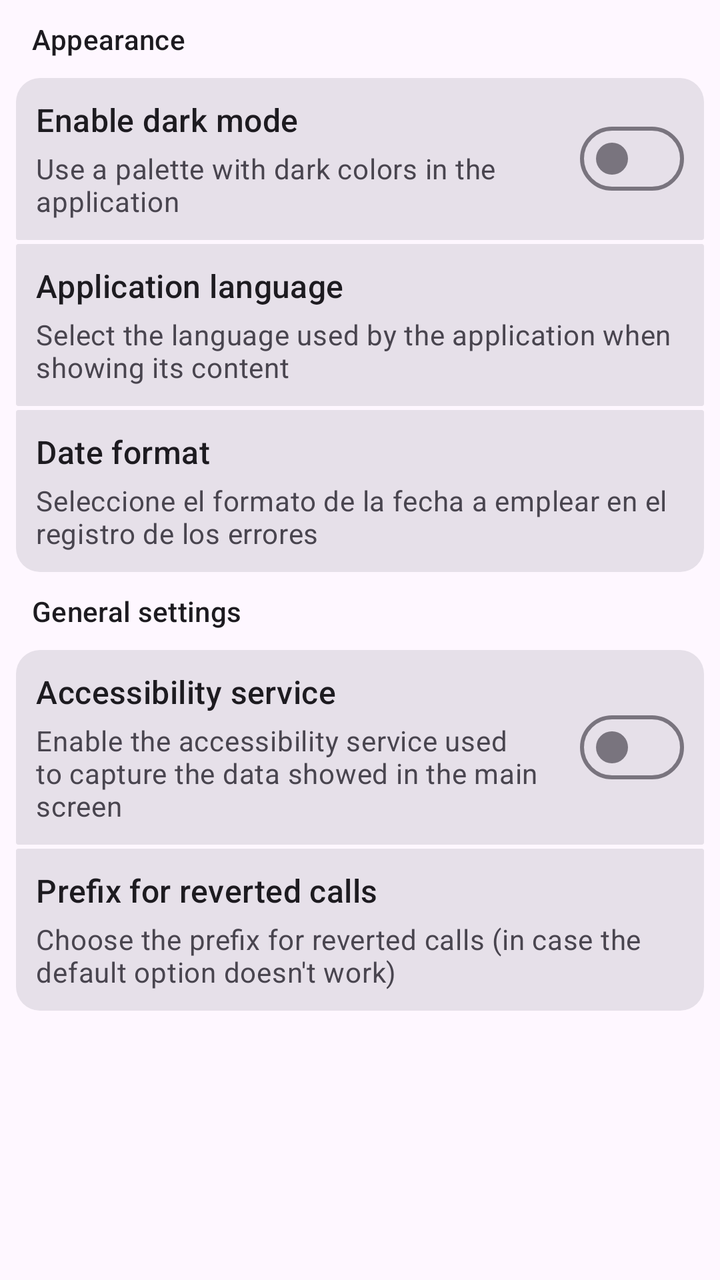
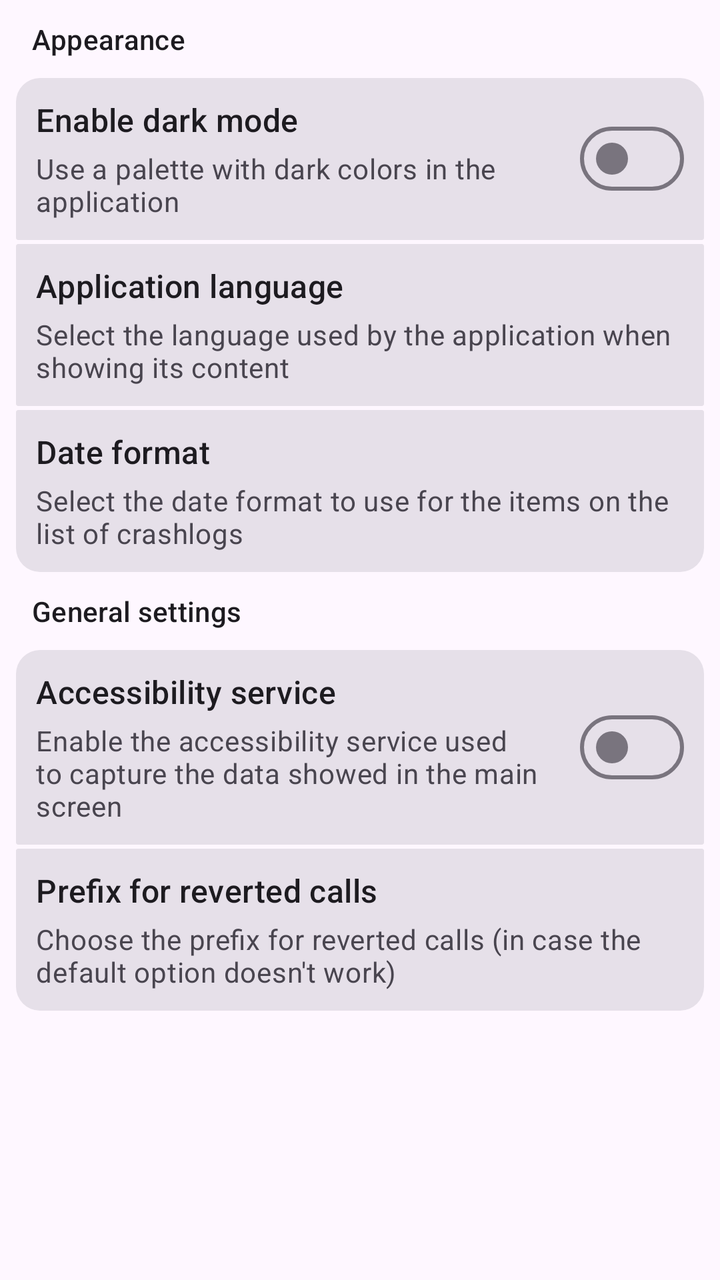

Before-and-after screenshots of an Android layout around one commit, followed by the original layout XML and the change that was made.
<!-- AndroidManifest.xml: application theme Theme.STK -->
<!-- res/layout/settings_fragment.xml -->
<?xml version="1.0" encoding="utf-8"?>
<layout
    xmlns:android="http://schemas.android.com/apk/res/android"
    xmlns:app="http://schemas.android.com/apk/res-auto">

    <androidx.core.widget.NestedScrollView
        android:layout_width="match_parent"
        android:layout_height="match_parent">

        <LinearLayout
            android:layout_width="match_parent"
            android:layout_height="match_parent"
            android:orientation="vertical"
            android:padding="8dp">

            <LinearLayout
                android:layout_width="match_parent"
                android:layout_height="wrap_content"
                android:orientation="vertical">

                <TextView
                    android:layout_width="match_parent"
                    android:layout_height="wrap_content"
                    android:layout_marginStart="8dp"
                    android:layout_marginTop="2dp"
                    android:layout_marginBottom="10dp"
                    android:text="@string/appearance_settings_section_header"
                    android:textAppearance="@style/TextAppearance.Material3.TitleSmall" />

                <com.google.android.material.card.MaterialCardView
                    android:layout_width="match_parent"
                    android:layout_height="wrap_content"
                    app:cardBackgroundColor="?colorSurface"
                    app:cardCornerRadius="12dp"
                    app:cardElevation="0dp"
                    app:contentPadding="0dp"
                    app:strokeWidth="0dp">

                    <LinearLayout
                        android:layout_width="match_parent"
                        android:layout_height="wrap_content"
                        android:orientation="vertical">

                        <com.google.android.material.card.MaterialCardView
                            android:id="@+id/theme_toggle_card"
                            android:layout_width="match_parent"
                            android:layout_height="wrap_content"
                            android:layout_marginBottom="2dp"
                            android:clickable="true"
                            android:focusable="true"
                            app:cardBackgroundColor="?attr/colorSurfaceContainerHighest"
                            app:cardCornerRadius="1dp"
                            app:cardElevation="0dp"
                            app:contentPadding="10dp"
                            app:strokeWidth="0dp">

                            <RelativeLayout
                                android:layout_width="match_parent"
                                android:layout_height="wrap_content">

                                <com.google.android.material.materialswitch.MaterialSwitch
                                    android:id="@+id/theme_toggle_switch"
                                    android:layout_width="wrap_content"
                                    android:layout_height="wrap_content"
                                    android:layout_alignParentEnd="true"
                                    android:layout_centerVertical="true"
                                    android:layout_marginStart="5dp"
                                    android:clickable="false"
                                    android:focusable="false" />

                                <TextView
                                    android:id="@+id/theme_toggle_card_header"
                                    android:layout_width="wrap_content"
                                    android:layout_height="wrap_content"
                                    android:layout_alignParentStart="true"
                                    android:layout_toStartOf="@id/theme_toggle_switch"
                                    android:singleLine="true"
                                    android:text="@string/theme_toggle_card_title"
                                    android:textAppearance="@style/TextAppearance.Material3.TitleMedium" />

                                <TextView
                                    android:id="@+id/theme_toggle_card_description"
                                    android:layout_width="wrap_content"
                                    android:layout_height="wrap_content"
                                    android:layout_below="@id/theme_toggle_card_header"
                                    android:layout_alignParentStart="true"
                                    android:layout_marginTop="4dp"
                                    android:layout_toStartOf="@id/theme_toggle_switch"
                                    android:text="@string/theme_toggle_card_description"
                                    android:textAppearance="@style/TextAppearance.Material3.BodyMedium"
                                    android:textColor="?android:attr/textColorSecondary" />
                            </RelativeLayout>
                        </com.google.android.material.card.MaterialCardView>

                        <com.google.android.material.card.MaterialCardView
                            android:id="@+id/language_picker_card"
                            android:layout_width="match_parent"
                            android:layout_height="wrap_content"
                            android:layout_marginBottom="2dp"
                            android:clickable="true"
                            android:focusable="true"
                            app:cardBackgroundColor="?attr/colorSurfaceContainerHighest"
                            app:cardCornerRadius="1dp"
                            app:cardElevation="0dp"
                            app:contentPadding="10dp"
                            app:strokeWidth="0dp">

                            <LinearLayout
                                android:layout_width="match_parent"
                                android:layout_height="wrap_content"
                                android:orientation="vertical">

                                <TextView
                                    android:layout_width="match_parent"
                                    android:layout_height="wrap_content"
                                    android:singleLine="true"
                                    android:text="@string/language_picker_card_title"
                                    android:textAppearance="@style/TextAppearance.Material3.TitleMedium" />

                                <TextView
                                    android:layout_width="match_parent"
                                    android:layout_height="wrap_content"
                                    android:layout_marginTop="4dp"
                                    android:text="@string/language_picker_card_description"
                                    android:textAppearance="@style/TextAppearance.Material3.BodyMedium"
                                    android:textColor="?android:attr/textColorSecondary" />
                            </LinearLayout>
                        </com.google.android.material.card.MaterialCardView>

                        <com.google.android.material.card.MaterialCardView
                            android:id="@+id/date_format_picker_card"
                            android:layout_width="match_parent"
                            android:layout_height="wrap_content"
                            android:clickable="true"
                            android:focusable="true"
                            app:cardBackgroundColor="?attr/colorSurfaceContainerHighest"
                            app:cardCornerRadius="1dp"
                            app:cardElevation="0dp"
                            app:contentPadding="10dp"
                            app:strokeWidth="0dp">

                            <LinearLayout
                                android:layout_width="match_parent"
                                android:layout_height="wrap_content"
                                android:orientation="vertical">

                                <TextView
                                    android:layout_width="match_parent"
                                    android:layout_height="wrap_content"
                                    android:singleLine="true"
                                    android:text="Date format"
                                    android:textAppearance="@style/TextAppearance.Material3.TitleMedium" />

                                <TextView
                                    android:layout_width="match_parent"
                                    android:layout_height="wrap_content"
                                    android:layout_marginTop="4dp"
                                    android:text="Seleccione el formato de la fecha a emplear en el registro de los errores"
                                    android:textAppearance="@style/TextAppearance.Material3.BodyMedium"
                                    android:textColor="?android:attr/textColorSecondary" />
                            </LinearLayout>
                        </com.google.android.material.card.MaterialCardView>
                    </LinearLayout>
                </com.google.android.material.card.MaterialCardView>
            </LinearLayout>

            <LinearLayout
                android:layout_width="match_parent"
                android:layout_height="wrap_content"
                android:orientation="vertical">

                <TextView
                    android:layout_width="match_parent"
                    android:layout_height="wrap_content"
                    android:layout_marginStart="8dp"
                    android:layout_marginTop="10dp"
                    android:layout_marginBottom="10dp"
                    android:text="@string/general_settings_section_header"
                    android:textAppearance="@style/TextAppearance.Material3.TitleSmall" />

                <com.google.android.material.card.MaterialCardView
                    android:layout_width="match_parent"
                    android:layout_height="wrap_content"
                    app:cardBackgroundColor="?colorSurface"
                    app:cardCornerRadius="12dp"
                    app:cardElevation="0dp"
                    app:contentPadding="0dp"
                    app:strokeWidth="0dp">

                    <LinearLayout
                        android:layout_width="match_parent"
                        android:layout_height="wrap_content"
                        android:orientation="vertical">

                        <com.google.android.material.card.MaterialCardView
                            android:id="@+id/accessibility_service_switch_card"
                            android:layout_width="match_parent"
                            android:layout_height="wrap_content"
                            android:layout_marginBottom="2dp"
                            android:clickable="true"
                            android:focusable="true"
                            app:cardBackgroundColor="?attr/colorSurfaceContainerHighest"
                            app:cardCornerRadius="1dp"
                            app:cardElevation="0dp"
                            app:contentPadding="10dp"
                            app:strokeWidth="0dp">

                            <RelativeLayout
                                android:layout_width="match_parent"
                                android:layout_height="wrap_content">

                                <com.google.android.material.materialswitch.MaterialSwitch
                                    android:id="@+id/accessibility_service_switch"
                                    android:layout_width="wrap_content"
                                    android:layout_height="wrap_content"
                                    android:layout_alignParentEnd="true"
                                    android:layout_centerVertical="true"
                                    android:layout_marginStart="5dp"
                                    android:clickable="false"
                                    android:focusable="false" />

                                <TextView
                                    android:id="@+id/accessibility_service_toggle_card_header"
                                    android:layout_width="wrap_content"
                                    android:layout_height="wrap_content"
                                    android:layout_alignParentStart="true"
                                    android:layout_toStartOf="@id/accessibility_service_switch"
                                    android:singleLine="true"
                                    android:text="@string/accessibility_service_switch_header"
                                    android:textAppearance="@style/TextAppearance.Material3.TitleMedium" />

                                <TextView
                                    android:id="@+id/accessibility_service_toggle_card_description"
                                    android:layout_width="wrap_content"
                                    android:layout_height="wrap_content"
                                    android:layout_below="@id/accessibility_service_toggle_card_header"
                                    android:layout_alignParentStart="true"
                                    android:layout_marginTop="4dp"
                                    android:layout_toStartOf="@id/accessibility_service_switch"
                                    android:text="@string/accessibility_service_switch_description"
                                    android:textAppearance="@style/TextAppearance.Material3.BodyMedium"
                                    android:textColor="?android:attr/textColorSecondary" />
                            </RelativeLayout>
                        </com.google.android.material.card.MaterialCardView>

                        <com.google.android.material.card.MaterialCardView
                            android:id="@+id/reverted_call_prefix_selector_card"
                            android:layout_width="match_parent"
                            android:layout_height="wrap_content"
                            android:clickable="true"
                            android:focusable="true"
                            app:cardBackgroundColor="?attr/colorSurfaceContainerHighest"
                            app:cardCornerRadius="1dp"
                            app:cardElevation="0dp"
                            app:contentPadding="10dp"
                            app:strokeWidth="0dp">

                            <RelativeLayout
                                android:layout_width="match_parent"
                                android:layout_height="wrap_content">

                                <Spinner
                                    android:id="@+id/reverted_call_prefix_selector_spinner"
                                    android:layout_width="wrap_content"
                                    android:layout_height="wrap_content"
                                    android:layout_alignParentEnd="true"
                                    android:layout_centerVertical="true"
                                    android:background="@null"
                                    android:dropDownWidth="wrap_content"
                                    android:padding="0dp" />

                                <TextView
                                    android:id="@+id/reverted_call_prefix_selector_card_header"
                                    android:layout_width="wrap_content"
                                    android:layout_height="wrap_content"
                                    android:layout_alignParentStart="true"
                                    android:layout_toStartOf="@id/reverted_call_prefix_selector_spinner"
                                    android:singleLine="true"
                                    android:text="@string/reverted_call_prefix_selector_header"
                                    android:textAppearance="@style/TextAppearance.Material3.TitleMedium" />

                                <TextView
                                    android:id="@+id/reverted_call_prefix_selector_card_description"
                                    android:layout_width="wrap_content"
                                    android:layout_height="wrap_content"
                                    android:layout_below="@id/reverted_call_prefix_selector_card_header"
                                    android:layout_alignParentStart="true"
                                    android:layout_marginTop="4dp"
                                    android:layout_toStartOf="@id/reverted_call_prefix_selector_spinner"
                                    android:text="@string/reverted_call_prefix_selector_description"
                                    android:textAppearance="@style/TextAppearance.Material3.BodyMedium"
                                    android:textColor="?android:attr/textColorSecondary" />
                            </RelativeLayout>
                        </com.google.android.material.card.MaterialCardView>
                    </LinearLayout>
                </com.google.android.material.card.MaterialCardView>
            </LinearLayout>
        </LinearLayout>
    </androidx.core.widget.NestedScrollView>
</layout>
<!-- resources referenced by this layout -->
<resources>
  <string name="accessibility_service_switch_description">Enable the accessibility service used to capture the data showed in the main screen</string>
  <string name="accessibility_service_switch_header">Accessibility service</string>
  <string name="appearance_settings_section_header">Appearance</string>
  <string name="general_settings_section_header">General settings</string>
  <string name="language_picker_card_description">Select the language used by the application when showing its content</string>
  <string name="language_picker_card_title">Application language</string>
  <string name="reverted_call_prefix_selector_description">Choose the prefix for reverted calls (in case the default option doesn\'t work)</string>
  <string name="reverted_call_prefix_selector_header">Prefix for reverted calls</string>
  <string name="theme_toggle_card_description">Use a palette with dark colors in the application</string>
  <string name="theme_toggle_card_title">Enable dark mode</string>
  <style name="Theme.STK" parent="Theme.Material3.DayNight.NoActionBar">
          <item name="android:windowDisablePreview">true</item>
          <item name="android:statusBarColor">?android:colorBackground</item>
          <item name="android:windowLightStatusBar" tools:targetApi="23">true</item>
      </style>
</resources>

<!-- the commit's change to res/layout/settings_fragment.xml (unified diff, before → after) -->
@@ -148,14 +148,14 @@
                                     android:layout_width="match_parent"
                                     android:layout_height="wrap_content"
                                     android:singleLine="true"
-                                    android:text="Date format"
+                                    android:text="@string/date_format_title"
                                     android:textAppearance="@style/TextAppearance.Material3.TitleMedium" />
 
                                 <TextView
                                     android:layout_width="match_parent"
                                     android:layout_height="wrap_content"
                                     android:layout_marginTop="4dp"
-                                    android:text="Seleccione el formato de la fecha a emplear en el registro de los errores"
+                                    android:text="@string/date_format_description"
                                     android:textAppearance="@style/TextAppearance.Material3.BodyMedium"
                                     android:textColor="?android:attr/textColorSecondary" />
                             </LinearLayout>
<!-- resource entries referenced after the edit -->
@@ -3,6 +3,8 @@
   <string name="accessibility_service_switch_description">Enable the accessibility service used to capture the data showed in the main screen</string>
   <string name="accessibility_service_switch_header">Accessibility service</string>
   <string name="appearance_settings_section_header">Appearance</string>
+  <string name="date_format_description">Select the date format to use for the items on the list of crashlogs</string>
+  <string name="date_format_title">Date format</string>
   <string name="general_settings_section_header">General settings</string>
   <string name="language_picker_card_description">Select the language used by the application when showing its content</string>
   <string name="language_picker_card_title">Application language</string>
